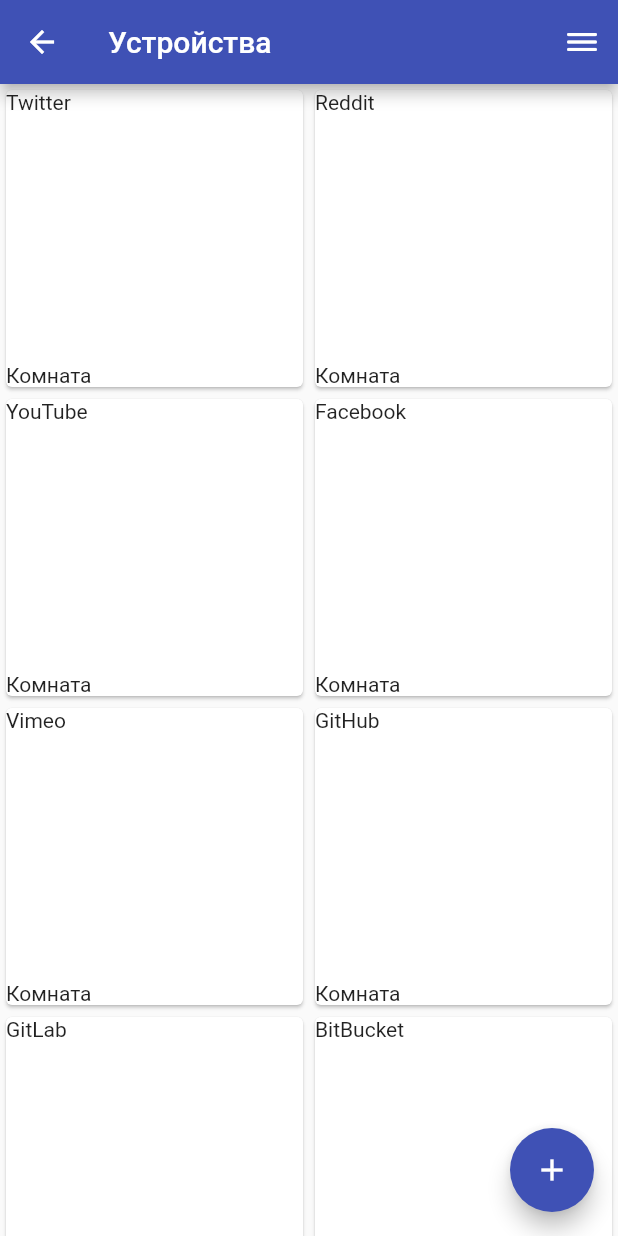
After one commit to TatyanaKorotysh/RCD-S, a Flutter app: the Devices screen opened directly, on a phone screen of 412 x 824 dp. The commit adds this screen. Run offline on Flutter 3.47's test engine with Material 2 defaults, Android fonts, the phone set to English and light mode, and no system bars.

Commit message:
переход на страницу устройств + grid для устройств

```diff
--- /dev/null
+++ b/rcd_s/lib/devices.dart
@@ -0,0 +1,62 @@
+import 'package:flutter/material.dart';
+
+class Devices extends StatefulWidget {
+  @override
+  _DevicesState createState() => _DevicesState();
+}
+
+class _DevicesState extends State<Devices> {
+  final List<String> data = <String>[
+    "Twitter",
+    "Reddit",
+    "YouTube",
+    "Facebook",
+    "Vimeo",
+    "GitHub",
+    "GitLab",
+    "BitBucket",
+    "LinkedIn",
+    "Medium",
+    "Tumblr",
+    "Instagram",
+    "Pinterest"
+  ];
+
+  @override
+  Widget build(BuildContext context) {
+    return Scaffold(
+      appBar: AppBar(
+        title: Text('Устройства'),
+        actions: [
+          IconButton(icon: Icon(Icons.dehaze_rounded), onPressed: _openMenu),
+        ],
+      ),
+      body: _body(),
+      floatingActionButton: FloatingActionButton(
+        onPressed: _addDevice,
+        child: Icon(Icons.add),
+      ),
+    );
+  }
+
+  Widget _body() {
+    final orientation = MediaQuery.of(context).orientation;
+    return GridView.builder(
+      itemCount: data.length,
+      gridDelegate: SliverGridDelegateWithFixedCrossAxisCount(
+          crossAxisCount: (orientation == Orientation.portrait) ? 2 : 3),
+      itemBuilder: (BuildContext context, int index) {
+        return new Card(
+          child: new GridTile(
+            child: Text(data[index]),
+            footer: Text('Комната'),
+          ),
+        );
+      },
+    );
+  }
+
+  void _openMenu() {}
+
+  void _addDevice() {}
+}
--- a/rcd_s/lib/main.dart
+++ b/rcd_s/lib/main.dart
@@ -1,4 +1,5 @@
 import 'package:flutter/material.dart';
+import 'devices.dart';
 
 void main() {
   runApp(MyApp());
@@ -76,8 +77,11 @@
 
   void submit() {
     if (_formKey.currentState.validate()) {
-      Scaffold.of(context)
-          .showSnackBar(SnackBar(content: Text('Осуществляется вход...')));
+      /*Scaffold.of(context)
+          .showSnackBar(SnackBar(content: Text('Осуществляется вход...')));*/
+      Navigator.push(context, MaterialPageRoute(builder: (context) {
+        return Devices();
+      }));
     }
   }
 }
```
